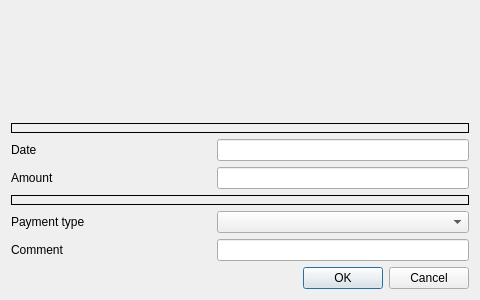
First picture: the form in FrontDesk/dlgdebtsredeem.ui, repository End1-1/Cafe5, before the edit.
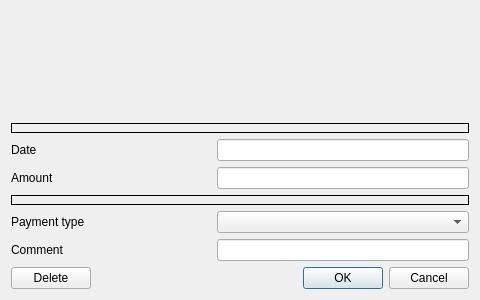
Second picture: the form after the edit. Custom widgets are drawn as their Qt base class.

Patch:
```diff
--- a/FrontDesk/dlgdebtsredeem.ui
+++ b/FrontDesk/dlgdebtsredeem.ui
@@ -225,6 +225,28 @@
     </layout>
    </item>
    <item>
+    <layout class="QHBoxLayout" name="horizontalLayoutButtons">
+     <item>
+      <widget class="QPushButton" name="btnDelete">
+       <property name="text">
+        <string>Delete</string>
+       </property>
+      </widget>
+     </item>
+     <item>
+      <spacer name="horizontalSpacerButtons">
+       <property name="orientation">
+        <enum>Qt::Orientation::Horizontal</enum>
+       </property>
+       <property name="sizeHint" stdset="0">
+        <size>
+         <width>40</width>
+         <height>20</height>
+        </size>
+       </property>
+      </spacer>
+     </item>
+     <item>
     <widget class="QDialogButtonBox" name="buttonBox">
      <property name="orientation">
       <enum>Qt::Orientation::Horizontal</enum>
@@ -233,6 +255,8 @@
       <set>QDialogButtonBox::StandardButton::Cancel|QDialogButtonBox::StandardButton::Ok</set>
      </property>
     </widget>
+     </item>
+    </layout>
    </item>
   </layout>
  </widget>
```
Lines whose indentation alone changed are shown as unchanged.
